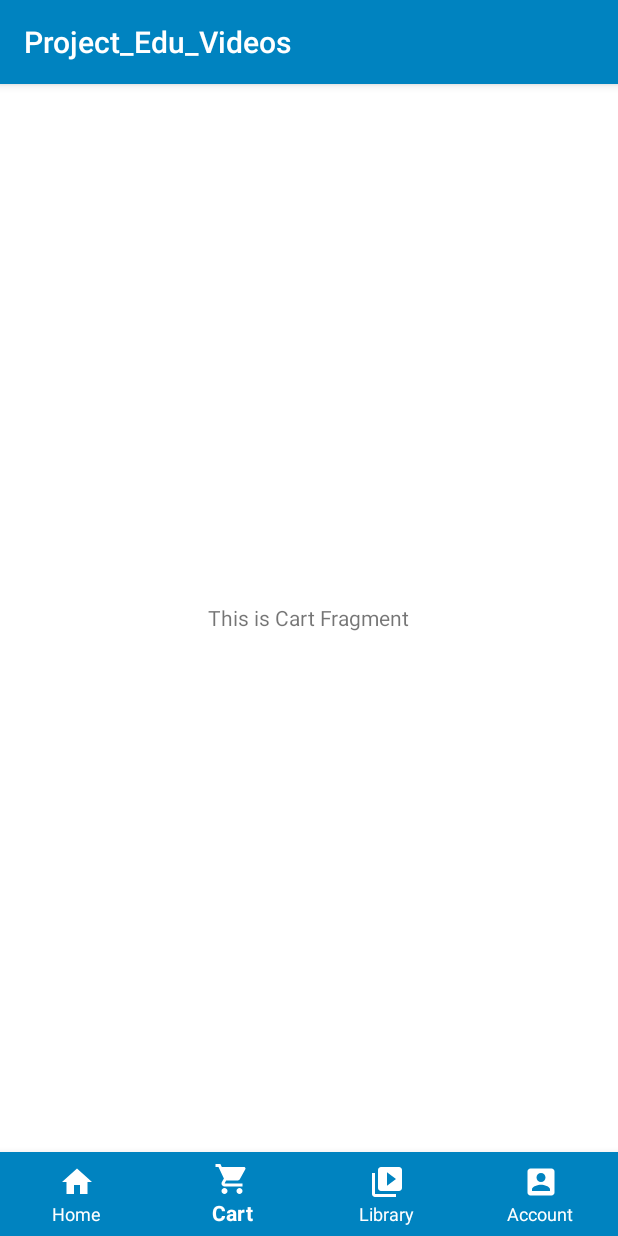
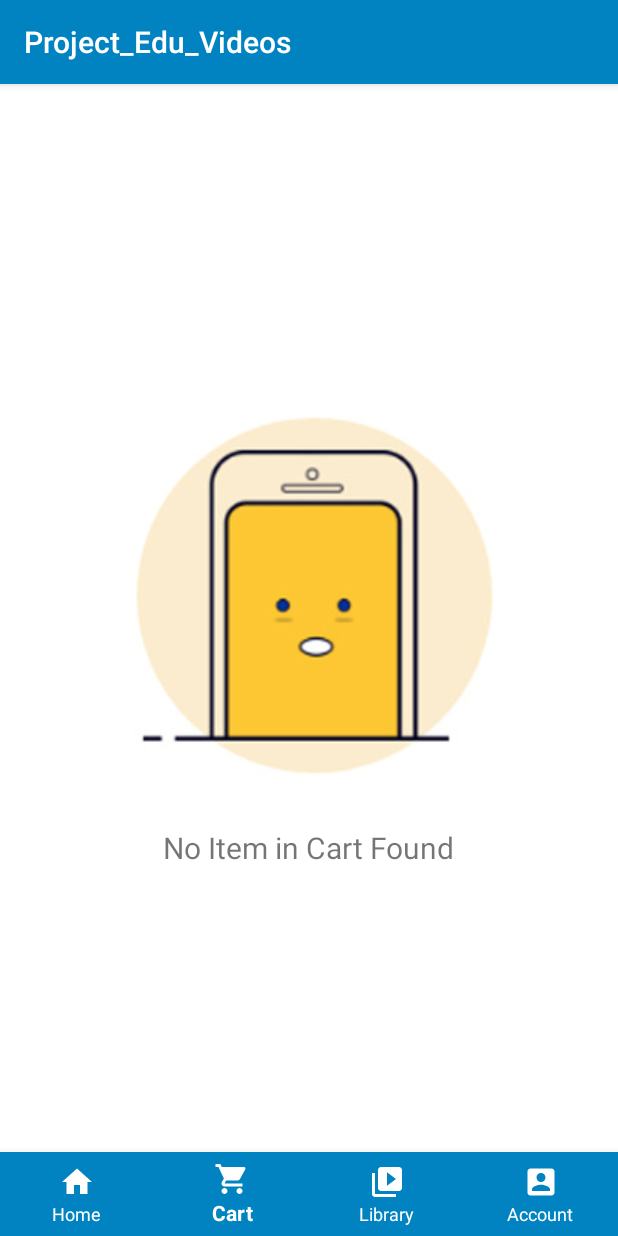
Before and after one commit to itsurravi/Project_Edu_Videos, an Android app: the screen it shows after launch (MainActivity), item 2 of the bottom bar chosen, on a phone screen of 412 x 824 dp. Run offline under Robolectric (Android 15) with nearby library versions, the phone set to English and light mode, and no system bars.

Commit message:
Cart Layout Ready

```diff
--- a/app/src/main/java/com/codrox/myapp/Activity/MainActivity.java
+++ b/app/src/main/java/com/codrox/myapp/Activity/MainActivity.java
@@ -17,9 +17,6 @@ import com.codrox.myapp.fragments.HomeFragment;
 import com.codrox.myapp.fragments.LibraryFragment;
 import com.google.android.material.bottomnavigation.BottomNavigationView;
 
-import java.util.List;
-
-import static androidx.fragment.app.FragmentManager.POP_BACK_STACK_INCLUSIVE;
 
 public class MainActivity extends AppCompatActivity implements BottomNavigationView.OnNavigationItemSelectedListener {
 
--- /dev/null
+++ b/app/src/main/java/com/codrox/myapp/Models/Subjects.java
@@ -0,0 +1,4 @@
+package com.codrox.myapp.Models;
+
+public class Subjects {
+}
--- a/app/src/main/java/com/codrox/myapp/fragments/CartFragment.java
+++ b/app/src/main/java/com/codrox/myapp/fragments/CartFragment.java
@@ -1,20 +1,23 @@
 package com.codrox.myapp.fragments;
 
 
-import android.content.Context;
 import android.os.Bundle;
 
-import androidx.annotation.NonNull;
-import androidx.annotation.Nullable;
 import androidx.fragment.app.Fragment;
 
-import android.util.Log;
 import android.view.LayoutInflater;
 import android.view.View;
 import android.view.ViewGroup;
+import android.widget.Button;
+import android.widget.LinearLayout;
+import android.widget.ListView;
+import android.widget.TextView;
 
-import com.codrox.myapp.Activity.MainActivity;
+import com.codrox.myapp.Models.Subjects;
 import com.codrox.myapp.R;
+
+import java.util.ArrayList;
+import java.util.List;
 
 /**
  * A simple {@link Fragment} subclass.
@@ -26,12 +29,42 @@ public class CartFragment extends Fragment {
         // Required empty public constructor
     }
 
+    LinearLayout no_item_layout, cart_layout;
+    ListView cart_list;
+    TextView txt_total, txt_gst, txt_total_pay;
+    Button btn_pay;
+
+    List<Subjects> list;
 
     @Override
     public View onCreateView(LayoutInflater inflater, ViewGroup container,
                              Bundle savedInstanceState) {
         // Inflate the layout for this fragment
-        return inflater.inflate(R.layout.fragment_cart, container, false);
+        View v = inflater.inflate(R.layout.fragment_cart, container, false);
+
+        list = new ArrayList<>();
+
+        initialize(v);
+
+
+
+        btn_pay.setOnClickListener(new View.OnClickListener() {
+            @Override
+            public void onClick(View v) {
+
+            }
+        });
+
+        return v;
     }
 
+    private void initialize(View v) {
+        no_item_layout = v.findViewById(R.id.layout_no_item);
+        cart_layout = v.findViewById(R.id.cart_layout);
+        cart_list = v.findViewById(R.id.cart_list);
+        txt_total = v.findViewById(R.id.txt_total);
+        txt_gst = v.findViewById(R.id.txt_gst);
+        txt_total_pay = v.findViewById(R.id.txt_total_pay);
+        btn_pay = v.findViewById(R.id.btn_pay);
+    }
 }
--- a/app/src/main/java/com/codrox/myapp/fragments/HomeFragment.java
+++ b/app/src/main/java/com/codrox/myapp/fragments/HomeFragment.java
@@ -1,16 +1,13 @@
 package com.codrox.myapp.fragments;
 
 
-import android.content.Context;
+
 import android.os.Bundle;
 
-import androidx.annotation.NonNull;
-import androidx.annotation.Nullable;
 import androidx.fragment.app.Fragment;
 import androidx.fragment.app.FragmentManager;
 import androidx.fragment.app.FragmentTransaction;
 
-import android.util.Log;
 import android.view.LayoutInflater;
 import android.view.View;
 import android.view.ViewGroup;
@@ -23,9 +20,8 @@ import android.widget.Toast;
 import com.codrox.myapp.Activity.MainActivity;
 import com.codrox.myapp.R;
 
-/**
- * A simple {@link Fragment} subclass.
- */
+import static com.codrox.myapp.Activity.MainActivity.BACK_STACK_ROOT_TAG;
+
 public class HomeFragment extends Fragment {
 
 
@@ -114,7 +110,7 @@ public class HomeFragment extends Fragment {
         final FragmentManager manager = getFragmentManager();
 //        manager.popBackStack(BACK_STACK_ROOT_TAG, FragmentManager.POP_BACK_STACK_INCLUSIVE);
         FragmentTransaction transaction = manager.beginTransaction();
-        transaction.replace(R.id.fragment_container, fragment);
+        transaction.add( R.id.fragment_container, fragment);
         transaction.addToBackStack(null);
         transaction.commit();
     }
--- a/app/src/main/res/layout/fragment_cart.xml
+++ b/app/src/main/res/layout/fragment_cart.xml
@@ -6,11 +6,138 @@
     android:background="@color/fragment_background"
     tools:context=".fragments.CartFragment">
 
-    <!-- TODO: Update blank fragment layout -->
-    <TextView
-        android:layout_gravity="center"
-        android:layout_width="wrap_content"
-        android:layout_height="wrap_content"
-        android:text="This is Cart Fragment" />
+    <LinearLayout
+        android:id="@+id/layout_no_item"
+        android:gravity="center"
+        android:orientation="vertical"
+        android:layout_width="match_parent"
+        android:layout_height="match_parent">
+
+        <ImageView
+            android:layout_width="wrap_content"
+            android:layout_height="wrap_content"
+            android:src="@drawable/noitemlogo"/>
+
+        <TextView
+            android:textSize="20dp"
+            android:text="No Item in Cart Found"
+            android:layout_width="wrap_content"
+            android:layout_height="wrap_content"/>
+
+    </LinearLayout>
+
+    <LinearLayout
+        android:id="@+id/cart_layout"
+        android:visibility="gone"
+        android:layout_width="match_parent"
+        android:layout_height="match_parent"
+        android:orientation="vertical"
+        android:padding="@dimen/layout_padding"
+        android:weightSum="2">
+
+        <ListView
+            android:id="@+id/cart_list"
+            android:layout_width="match_parent"
+            android:layout_height="0dp"
+            android:layout_weight="2" />
+
+        <LinearLayout
+            android:layout_width="match_parent"
+            android:layout_height="wrap_content"
+            android:layout_marginTop="@dimen/margin_12dp"
+            android:orientation="vertical">
+
+            <TextView
+                android:layout_width="wrap_content"
+                android:layout_height="wrap_content"
+                android:text="Bill Details: "
+                android:textSize="18dp"
+                android:textStyle="bold" />
+
+            <View
+                android:layout_width="match_parent"
+                android:layout_height="2dp"
+                android:layout_marginTop="@dimen/margin_12dp"
+                android:background="@android:color/darker_gray" />
+
+            <LinearLayout
+                android:layout_width="match_parent"
+                android:layout_height="wrap_content"
+                android:orientation="horizontal"
+                android:padding="@dimen/padding_10dp">
+
+                <TextView
+                    android:layout_width="0dp"
+                    android:layout_height="wrap_content"
+                    android:layout_weight="1"
+                    android:text="Total" />
+
+                <TextView
+                    android:id="@+id/txt_total"
+                    android:layout_width="wrap_content"
+                    android:layout_height="wrap_content"
+                    android:text="0.00" />
+
+            </LinearLayout>
+
+            <View
+                android:layout_width="match_parent"
+                android:layout_height="2dp"
+                android:background="@android:color/darker_gray" />
+
+            <LinearLayout
+                android:layout_width="match_parent"
+                android:layout_height="wrap_content"
+                android:orientation="horizontal"
+                android:padding="@dimen/padding_10dp">
+
+                <TextView
+                    android:layout_width="0dp"
+                    android:layout_height="wrap_content"
+                    android:layout_weight="1"
+                    android:text="G.S.T" />
+
+                <TextView
+                    android:id="@+id/txt_gst"
+                    android:layout_width="wrap_content"
+                    android:layout_height="wrap_content"
+                    android:text="0.00" />
+
+            </LinearLayout>
+
+            <View
+                android:layout_width="match_parent"
+                android:layout_height="2dp"
+                android:background="@android:color/darker_gray" />
+
+            <LinearLayout
+                android:layout_width="match_parent"
+                android:layout_height="wrap_content"
+                android:orientation="horizontal"
+                android:padding="@dimen/padding_10dp">
+
+                <TextView
+                    android:layout_width="0dp"
+                    android:layout_height="wrap_content"
+                    android:layout_weight="1"
+                    android:text="To Pay" />
+
+                <TextView
+                    android:id="@+id/txt_total_pay"
+                    android:layout_width="wrap_content"
+                    android:layout_height="wrap_content"
+                    android:text="0.00" />
+
+            </LinearLayout>
+
+            <Button
+                android:id="@+id/btn_pay"
+                android:layout_width="match_parent"
+                android:layout_height="wrap_content"
+                android:text="Pay" />
+
+        </LinearLayout>
+
+    </LinearLayout>
 
 </FrameLayout>
--- a/app/src/main/res/values/dimens.xml
+++ b/app/src/main/res/values/dimens.xml
@@ -2,4 +2,6 @@
 <resources>
     <dimen name="layout_padding">20dp</dimen>
     <dimen name="layout_margin">20dp</dimen>
+    <dimen name="padding_10dp">10dp</dimen>
+    <dimen name="margin_12dp">12dp</dimen>
 </resources>
```
Also changed, not shown: app/src/main/res/drawable/noitemlogo.jpg (added).
